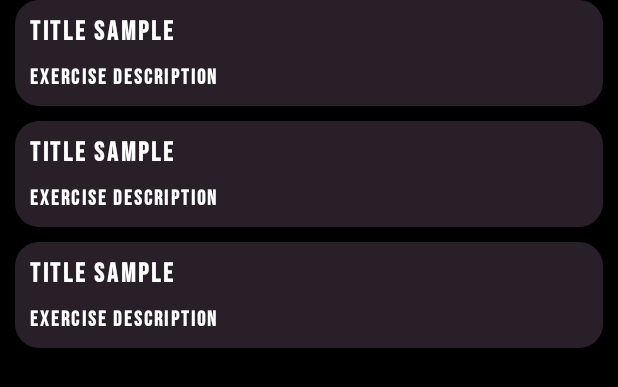
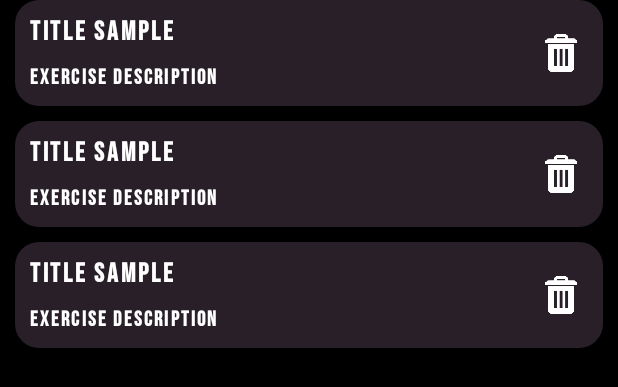
Before and after one commit to Serginho6/JoaoVazStudio, an Android app: the layout fragment_exercise_list.xml on its own in the app's theme, with its tools: preview values and no code run, on a phone screen of 412 x 824 dp. Shown: the top 387 px of the screen. Run offline under Robolectric (Android 15) with nearby library versions, the phone set to English and light mode, and no system bars.

Commit message:
Removed possibility to update exercise already created. Now it can only be removed from ExerciseListFragment when it's card is clicked.

```diff
--- a/app/src/main/java/com/comunidadedevspace/joaovazstudio/presentation/viewmodel/ExerciseDetailViewModel.kt
+++ b/app/src/main/java/com/comunidadedevspace/joaovazstudio/presentation/viewmodel/ExerciseDetailViewModel.kt
@@ -48,10 +48,10 @@ class ExerciseDetailViewModel(
 
         fun getVMFactory(application: Application): ViewModelProvider.Factory {
             val dataBaseInstance = (application as JoaoVazStudio).getAppDataBase()
-            val dao = dataBaseInstance.exerciseDao()
+            val exerciseDao = dataBaseInstance.exerciseDao()
             val factory = object : ViewModelProvider.Factory {
                 override fun <T : ViewModel> create(modelClass: Class<T>): T {
-                    return ExerciseDetailViewModel(dao) as T
+                    return ExerciseDetailViewModel(exerciseDao) as T
                 }
             }
             return factory
--- a/app/src/main/res/layout/item_exercise.xml
+++ b/app/src/main/res/layout/item_exercise.xml
@@ -10,6 +10,7 @@
     <TextView
         android:id="@+id/tv_task_title"
         style="@style/Title3"
+        android:layout_toStartOf="@+id/btn_delete_exercise"
         android:layout_width="match_parent"
         android:layout_height="wrap_content"
         android:layout_margin="10dp"
@@ -18,11 +19,23 @@
     <TextView
         android:id="@+id/tv_task_description"
         style="@style/Body1"
+        android:layout_toStartOf="@+id/btn_delete_exercise"
+        android:layout_width="match_parent"
+        android:layout_height="wrap_content"
         android:layout_marginBottom="10dp"
         android:layout_marginHorizontal="10dp"
-        android:layout_width="match_parent"
-        android:layout_height="wrap_content"
         android:layout_below="@id/tv_task_title"
         tools:text="Exercise Description" />
 
+    <ImageView
+        android:id="@+id/btn_delete_exercise"
+        android:background="@android:color/transparent"
+        android:layout_width="25dp"
+        android:layout_height="25dp"
+        android:layout_marginEnd="15dp"
+        android:scaleType="fitCenter"
+        android:layout_alignParentEnd="true"
+        android:layout_centerVertical="true"
+        android:src="@drawable/trash_icon"/>
+
 </RelativeLayout>
```
Also changed, not shown: app/src/main/java/com/comunidadedevspace/joaovazstudio/presentation/fragments/ExerciseListFragment.kt (+13 -3 lines), app/src/main/java/com/comunidadedevspace/joaovazstudio/presentation/view/ExerciseDetailActivity.kt (+0 -25 lines), app/src/main/java/com/comunidadedevspace/joaovazstudio/presentation/viewmodel/ExerciseListViewModel.kt (+8 -0 lines), app/src/main/res/drawable/trash_icon.png (added), 2 other files.
